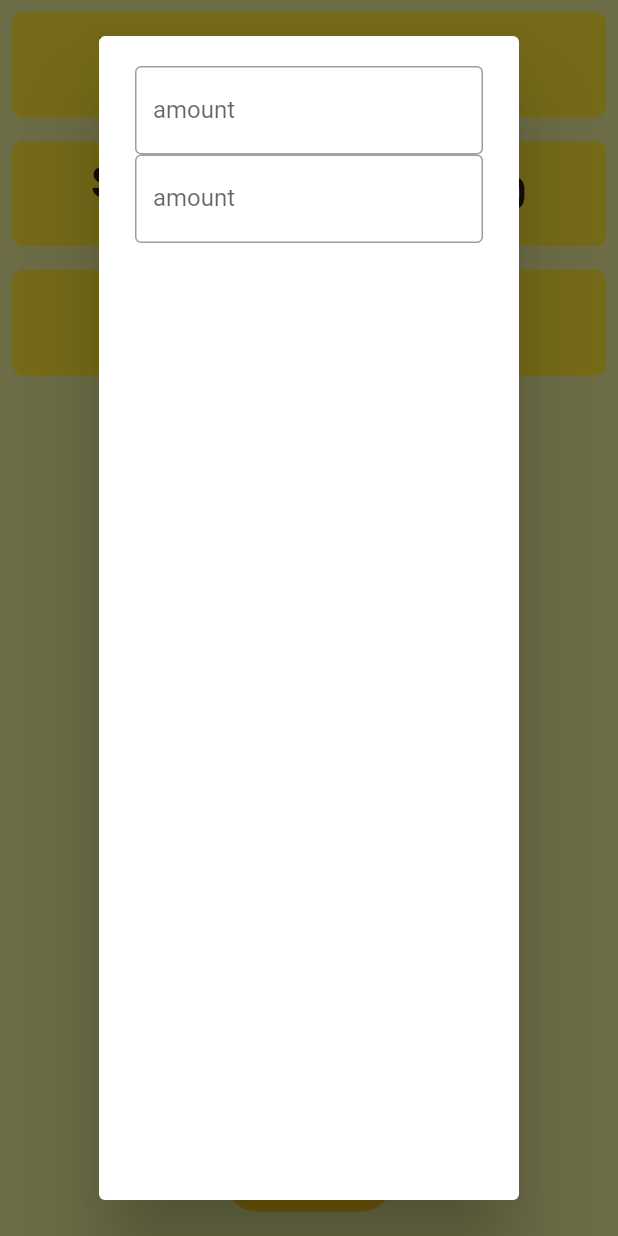
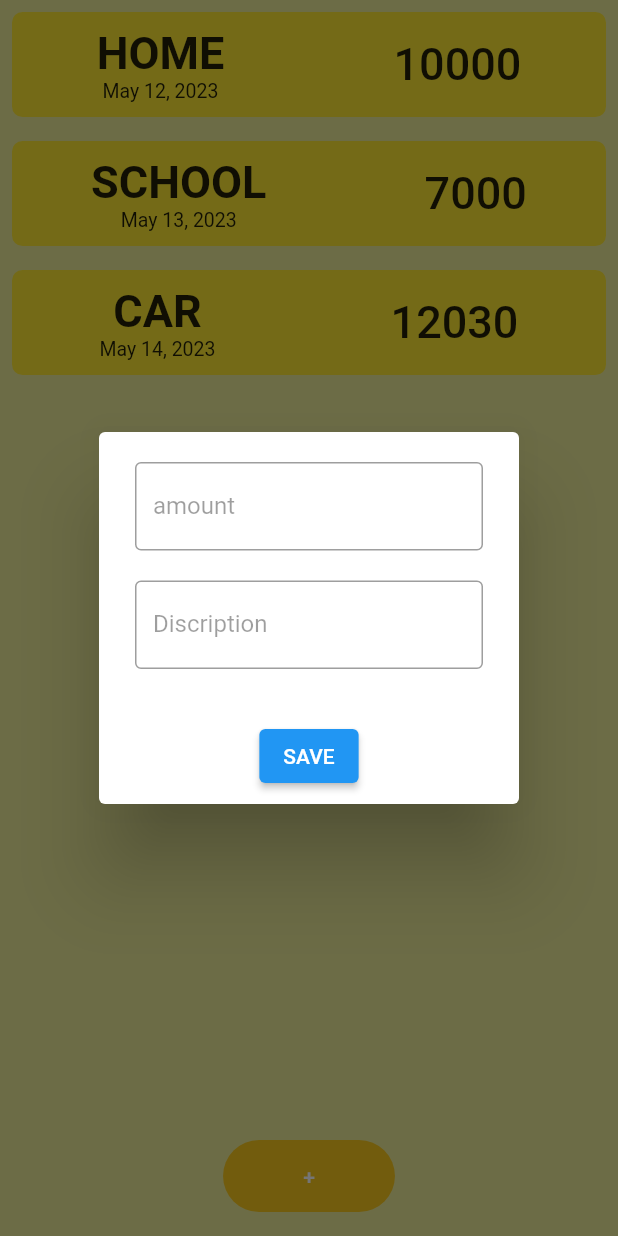
Before and after one commit to JoshuaBiong/hain, a Flutter app: the screen it shows after launch, after a tap on an icon or button, on a phone screen of 412 x 824 dp. Run offline on Flutter 3.47's test engine with Material 2 defaults, Android fonts, the phone set to English and light mode, and no system bars; our stand-ins replace page_transition; missing offline and left inert: dart:ffi.

Commit message:
styling dialogbox input and button

```diff
--- a/lib/homapge.dart
+++ b/lib/homapge.dart
@@ -1,3 +1,5 @@
+import 'dart:ffi';
+
 import 'package:flutter/material.dart';
 import 'package:hain/util/cattile.dart';
 
@@ -9,6 +11,8 @@ class Homepage extends StatelessWidget {
 
   final GlobalKey<FormState> _formkey = GlobalKey<FormState>();
 
+//-----------------DIALOG BOX
+
   Future<void> showInformationDialog(BuildContext context) async {
     return await showDialog(
         context: context,
@@ -17,33 +21,56 @@ class Homepage extends StatelessWidget {
               TextEditingController();
           return StatefulBuilder(builder: (context, setState) {
             return AlertDialog(
-              content: Form(
+              content: SizedBox(
+                height: 140,
+                child: Form(
                   key: _formkey,
                   child: Column(
                     children: [
                       TextField(
                         controller: texteditorController,
                         decoration: const InputDecoration(
-                        label: Text("amount"),
+                          // hintMaxLines: 1,
+                          label: Text("amount",
+                              style: TextStyle(color: Colors.black38)),
+                          focusedBorder: OutlineInputBorder(
+                              borderSide: BorderSide(color: Colors.black)),
                           border: OutlineInputBorder(
                             borderSide: BorderSide(
-                              style: BorderStyle.solid, color: Colors.black38),
+                                style: BorderStyle.solid,
+                                color: Colors.black45),
                           ),
                         ),
                       ),
+                      const SizedBox(height: 20),
                       TextField(
                         controller: texteditorController,
                         decoration: const InputDecoration(
-                        label: Text("amount"),
+                          // hintMaxLines: 1,
+                          label: Text("Discription",
+                              style: TextStyle(color: Colors.black38)),
+                          focusedBorder: OutlineInputBorder(
+                              borderSide: BorderSide(color: Colors.black)),
                           border: OutlineInputBorder(
                             borderSide: BorderSide(
-                              style: BorderStyle.solid, color: Colors.black38),
+                                style: BorderStyle.solid,
+                                color: Colors.black45),
                           ),
+                        ),
+                      ),
+                    ],
+                  ),
+                ),
+              ),
+              actions: [
+                Center(
+                  child: ElevatedButton(
+                    onPressed: () {},
+                    child: Text("SAVE"),
+                    style: const ButtonStyle(),
                   ),
                 )
               ],
-                ),
-              ),
             );
           });
         });
```
Lines whose indentation alone changed are shown as unchanged.
